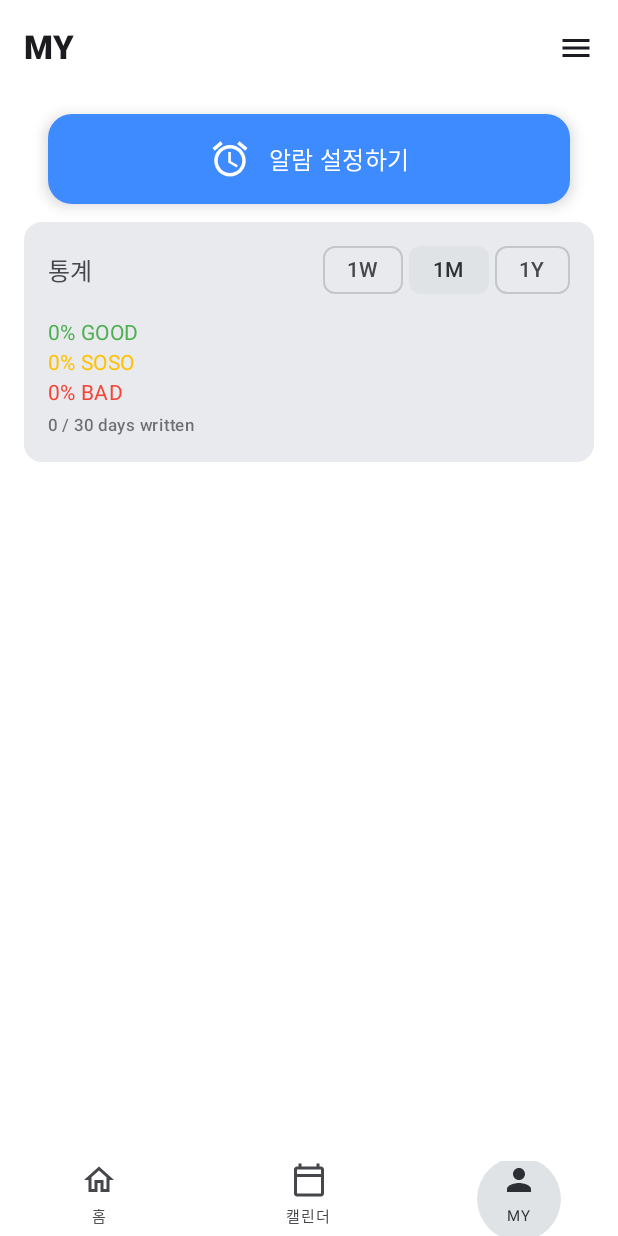
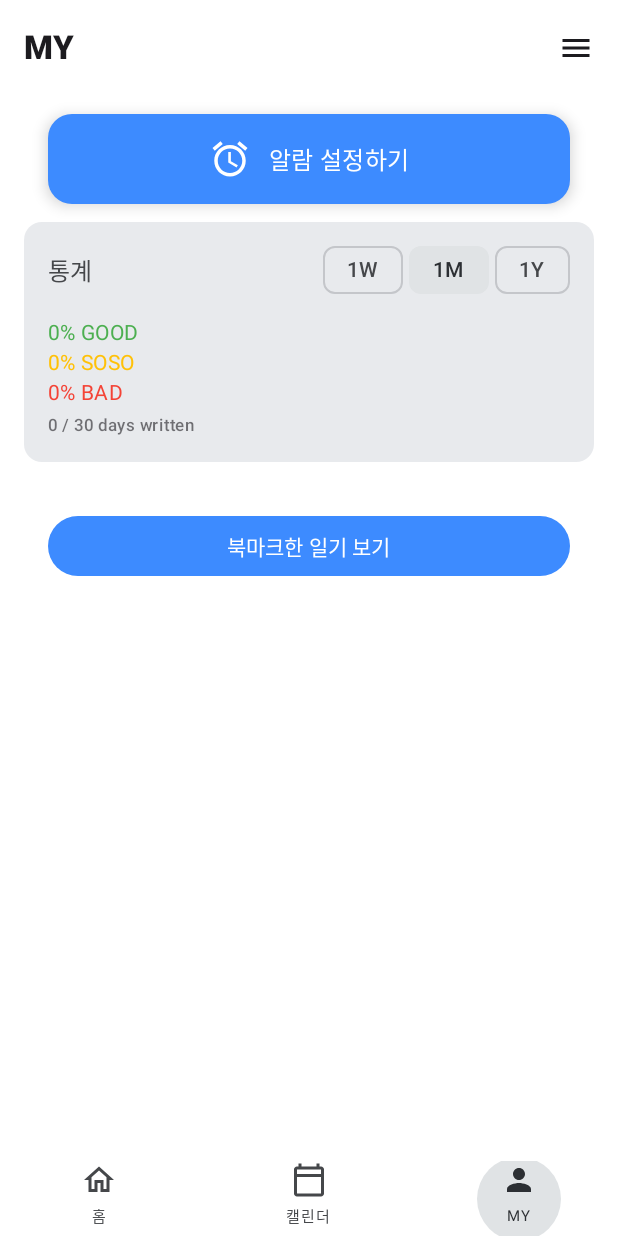
Before and after one commit to snupinel/Dialock-Android, an Android app built with Jetpack Compose: the MainPage screen opened through its navigation route, item 3 of the bottom bar chosen, on a phone screen of 412 x 824 dp. Run offline under Robolectric (Android 15) with nearby library versions, the phone set to English and light mode, and no system bars; our stand-ins replace Dagger/Hilt's generated code, Room's generated code, paging.

Commit message:
북마크인 일기들 모아보기 페이지 추가

```diff
--- a/app/build.gradle.kts
+++ b/app/build.gradle.kts
@@ -56,6 +56,7 @@ android {
 }
 
 dependencies {
+    implementation("androidx.room:room-paging:2.6.0")
     implementation("androidx.compose.foundation:foundation:1.4.3") // 또는 최신
 
 
--- a/app/src/main/java/com/example/dailysummary/MainActivity.kt
+++ b/app/src/main/java/com/example/dailysummary/MainActivity.kt
@@ -36,6 +36,7 @@ import androidx.navigation.navArgument
 import androidx.navigation.navigation
 import com.example.dailysummary.components.PortraitLikeWrapper
 import com.example.dailysummary.pages.AlarmSettingPage
+import com.example.dailysummary.pages.BookmarkedDiariesPage
 import com.example.dailysummary.pages.DiaryPage
 import com.example.dailysummary.pages.MainPage
 import com.example.dailysummary.pages.TimeSettingPage
@@ -223,6 +224,9 @@ private fun MyApp(
             composable("InitialTimeSettingPage"){
                 InitialTimeSettingPage(navController)
             }
+            composable("BookmarkedDiariesPage") {
+                BookmarkedDiariesPage(navController)
+            }
         }
     }
 
--- a/app/src/main/java/com/example/dailysummary/data/SummaryDAO.kt
+++ b/app/src/main/java/com/example/dailysummary/data/SummaryDAO.kt
@@ -1,6 +1,7 @@
 package com.example.dailysummary.data
 
 import android.net.Uri
+import androidx.paging.PagingSource
 import androidx.room.Dao
 import androidx.room.Delete
 import androidx.room.Insert
@@ -83,4 +84,12 @@ interface SummaryDAO {
         LIMIT :n
     """)
     suspend fun getRecentSummariesExcludingToday(n: Int): List<Summary>
+
+    @Query("""
+    SELECT * FROM summary
+    WHERE is_bookmarked = 1
+    ORDER BY date DESC, written_time DESC
+""")
+    fun getBookmarkedSummariesPaging(): PagingSource<Int, Summary>
+
 }
--- a/app/src/main/java/com/example/dailysummary/pages/mainPageTabs/MyTab.kt
+++ b/app/src/main/java/com/example/dailysummary/pages/mainPageTabs/MyTab.kt
@@ -16,6 +16,7 @@ import androidx.compose.foundation.lazy.LazyColumn
 import androidx.compose.foundation.shape.RoundedCornerShape
 import androidx.compose.material.icons.Icons
 import androidx.compose.material.icons.filled.Alarm
+import androidx.compose.material3.Button
 import androidx.compose.material3.Card
 import androidx.compose.material3.CardDefaults
 import androidx.compose.material3.ExperimentalMaterial3Api
@@ -58,6 +59,14 @@ fun MyTab(navController: NavController,viewModel:MainPageViewModel = hiltViewMod
                 selectedPeriod = selectedPeriod
             )
             Spacer(modifier = Modifier.height(16.dp))
+            Button(
+                onClick = { navController.navigate("BookmarkedDiariesPage") },
+                modifier = Modifier
+                    .fillMaxWidth()
+                    .padding(16.dp)
+            ) {
+                Text(text = "북마크한 일기 보기")
+            }
         }
     }
 }
@@ -65,7 +74,7 @@ fun MyTab(navController: NavController,viewModel:MainPageViewModel = hiltViewMod
 fun BigAlarmSettingButton(
     onClick: () -> Unit
 ) {
-    androidx.compose.material3.Button(
+    Button(
         onClick = onClick,
         modifier = Modifier
             .fillMaxWidth()
--- a/app/src/main/java/com/example/dailysummary/utils/GlobalClickBlocker.kt
+++ b/app/src/main/java/com/example/dailysummary/utils/GlobalClickBlocker.kt
@@ -33,7 +33,7 @@ object GlobalClickBlocker {
 
 
 suspend fun NavController.popBackStackExclusive(
-    animationDelay: Long = 50L
+    animationDelay: Long = 300L
 ) {
     GlobalClickBlocker.runExclusive {
         this.popBackStack()
```
Also changed, not shown: app/src/main/java/com/example/dailysummary/data/SummaryRepository.kt (+14 -0 lines), app/src/main/java/com/example/dailysummary/pages/BookmarkedDiariesPage.kt (added, +74 -0 lines), app/src/main/java/com/example/dailysummary/pages/mainPageTabs/CalenderTab.kt (+12 -7 lines), app/src/main/java/com/example/dailysummary/viewModel/BookmarkedDiariesPageViewModel.kt (added, +17 -0 lines).
